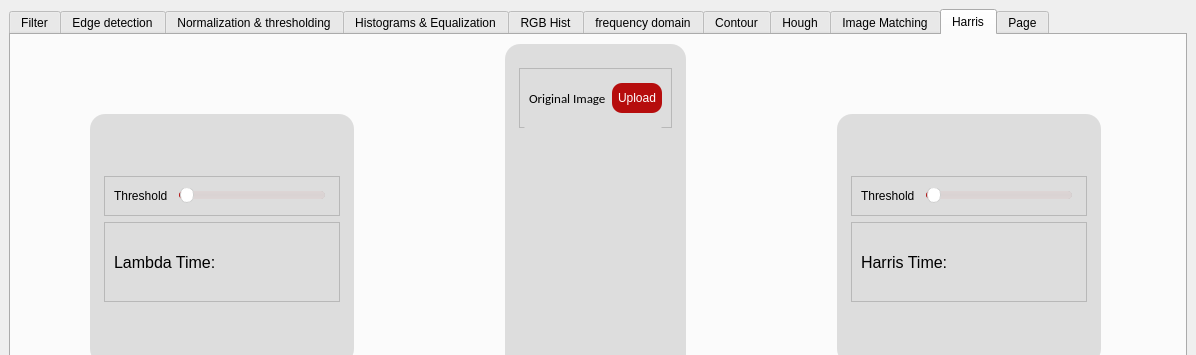
First picture: the form in task1.ui, repository Mohamed-hazem-mahrous/computer_vision_toolkit, before the edit; both pictures show x 0 to 1196 and y 0 to 355 of the 1196 by 871 pixel window.
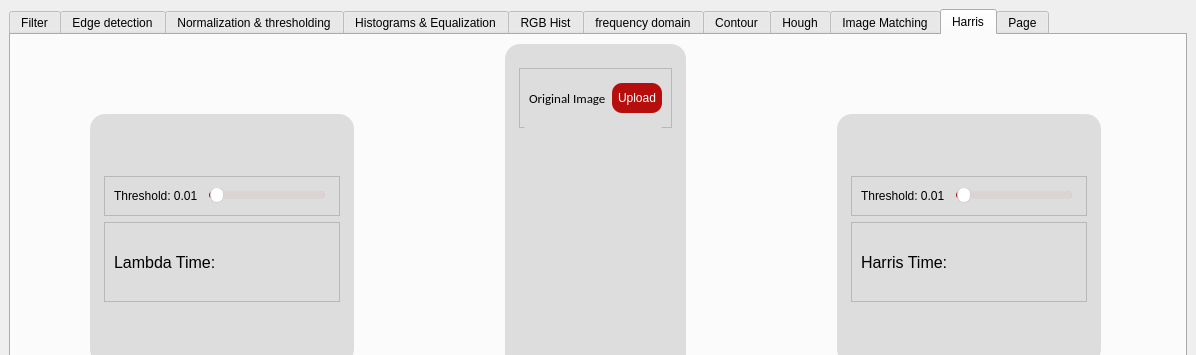
Second picture: the form after the edit. Icons and pictures are not drawn. Custom widgets are drawn as their Qt base class.

Patch:
```diff
--- a/task1.ui
+++ b/task1.ui
@@ -6046,6 +6046,12 @@
 }
 </string>
                           </property>
+                          <property name="minimum">
+                           <number>1</number>
+                          </property>
+                          <property name="maximum">
+                           <number>100</number>
+                          </property>
                           <property name="orientation">
                            <enum>Qt::Horizontal</enum>
                           </property>
@@ -6056,7 +6062,7 @@
                       <item row="0" column="1">
                        <widget class="QLabel" name="label_34">
                         <property name="text">
-                         <string>Threshold</string>
+                         <string>Threshold: 0.01</string>
                         </property>
                        </widget>
                       </item>
@@ -6420,6 +6426,12 @@
 }
 </string>
                           </property>
+                          <property name="minimum">
+                           <number>1</number>
+                          </property>
+                          <property name="maximum">
+                           <number>100</number>
+                          </property>
                           <property name="orientation">
                            <enum>Qt::Horizontal</enum>
                           </property>
@@ -6430,7 +6442,7 @@
                       <item row="0" column="1">
                        <widget class="QLabel" name="label_33">
                         <property name="text">
-                         <string>Threshold</string>
+                         <string>Threshold: 0.01</string>
                         </property>
                        </widget>
                       </item>
```
Left out of the diff: 14 changed lines with no effect on the pictures.
